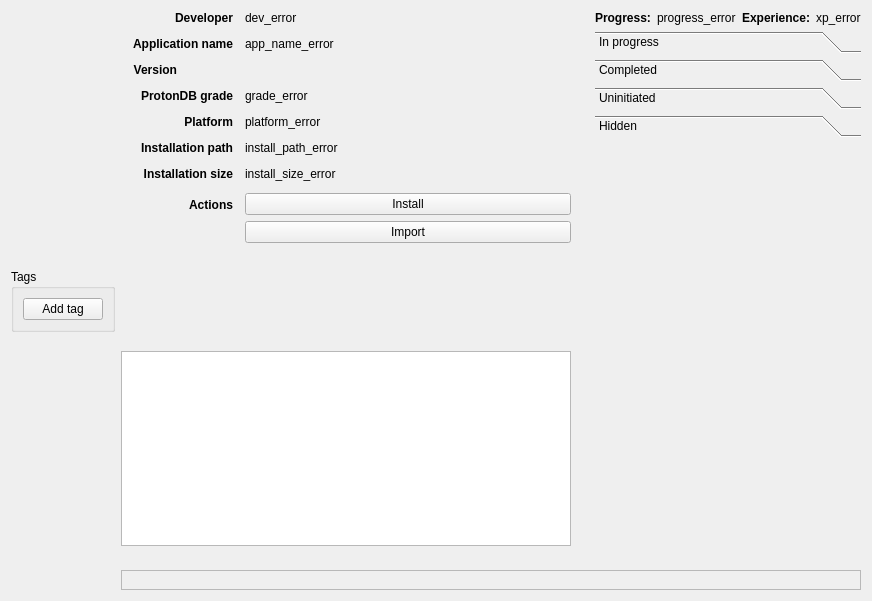
Old version of the form rare/ui/components/tabs/library/details/details.ui in the repository RareDevs/Rare.
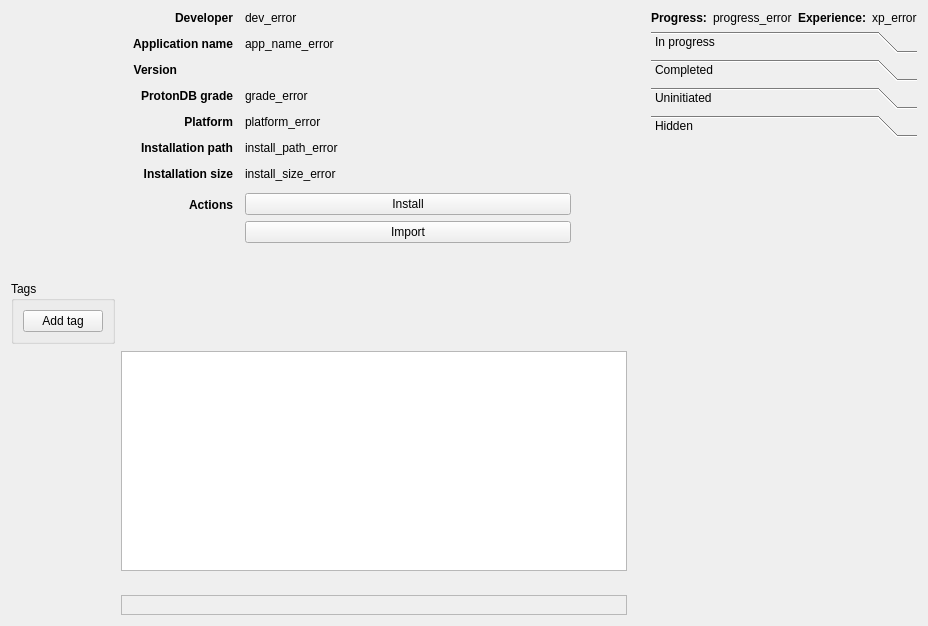
New version of the form. The open tabs and pages were chosen to show the change.

Commit message: Game|StoreDetails: repartition space to make the achievements panel not fully expand on fullscreen

What changed in the file:
```diff
--- a/rare/ui/components/tabs/library/details/details.ui
+++ b/rare/ui/components/tabs/library/details/details.ui
@@ -6,8 +6,8 @@
    <rect>
     <x>0</x>
     <y>0</y>
-    <width>870</width>
-    <height>601</height>
+    <width>928</width>
+    <height>626</height>
    </rect>
   </property>
   <property name="windowTitle">
@@ -53,11 +53,11 @@
     </layout>
    </item>
    <item>
-    <layout class="QGridLayout" name="right_layout" rowstretch="0,1,0,0" columnstretch="0,1">
+    <layout class="QGridLayout" name="right_layout" rowstretch="0,1,0" columnstretch="0,1,2">
      <property name="spacing">
       <number>24</number>
      </property>
-     <item row="1" column="0">
+     <item row="1" column="0" colspan="2">
       <widget class="QTextBrowser" name="description_field">
        <property name="minimumSize">
         <size>
@@ -70,142 +70,6 @@
        </property>
       </widget>
      </item>
-     <item row="2" column="0" rowspan="2" colspan="2">
-      <widget class="QFrame" name="requirements_group">
-       <property name="frameShape">
-        <enum>QFrame::Shape::StyledPanel</enum>
-       </property>
-       <property name="frameShadow">
-        <enum>QFrame::Shadow::Sunken</enum>
-       </property>
-       <layout class="QHBoxLayout" name="requirements_layout"/>
-      </widget>
-     </item>
-     <item row="0" column="1" rowspan="2">
-      <widget class="QWidget" name="achievements_group" native="true">
-       <layout class="QVBoxLayout" name="achievements_layout">
-        <property name="leftMargin">
-         <number>0</number>
-        </property>
-        <property name="topMargin">
-         <number>0</number>
-        </property>
-        <property name="rightMargin">
-         <number>0</number>
-        </property>
-        <property name="bottomMargin">
-         <number>0</number>
-        </property>
-        <item>
-         <layout class="QHBoxLayout" name="achievement_stats_layout" stretch="0,1,0,1">
-          <property name="leftMargin">
-           <number>0</number>
-          </property>
-          <property name="rightMargin">
-           <number>0</number>
-          </property>
-          <item>
-           <widget class="QLabel" name="progress_label">
-            <property name="font">
-             <font>
-              <bold>true</bold>
-             </font>
-            </property>
-            <property name="text">
-             <string>Progress:</string>
-            </property>
-           </widget>
-          </item>
-          <item>
-           <widget class="QLabel" name="progress_field">
-            <property name="text">
-             <string>progress_error</string>
-            </property>
-           </widget>
-          </item>
-          <item>
-           <widget class="QLabel" name="exp_label">
-            <property name="font">
-             <font>
-              <bold>true</bold>
-             </font>
-            </property>
-            <property name="text">
-             <string>Experience:</string>
-            </property>
-           </widget>
-          </item>
-          <item>
-           <widget class="QLabel" name="exp_field">
-            <property name="text">
-             <string>xp_error</string>
-            </property>
-           </widget>
-          </item>
-         </layout>
-        </item>
-        <item>
-         <widget class="QToolBox" name="achievements_toolbox">
-          <property name="currentIndex">
-           <number>0</number>
-          </property>
-          <widget class="QWidget" name="ach_progress_page">
-           <property name="geometry">
-            <rect>
-             <x>0</x>
-             <y>0</y>
-             <width>274</width>
-             <height>417</height>
-            </rect>
-           </property>
-           <attribute name="label">
-            <string>In progress</string>
-           </attribute>
-          </widget>
-          <widget class="QWidget" name="ach_completed_page">
-           <property name="geometry">
-            <rect>
-             <x>0</x>
-             <y>0</y>
-             <width>274</width>
-             <height>417</height>
-            </rect>
-           </property>
-           <attribute name="label">
-            <string>Completed</string>
-           </attribute>
-          </widget>
-          <widget class="QWidget" name="ach_uninitiated_page">
-           <property name="geometry">
-            <rect>
-             <x>0</x>
-             <y>0</y>
-             <width>274</width>
-             <height>417</height>
-            </rect>
-           </property>
-           <attribute name="label">
-            <string>Uninitiated</string>
-           </attribute>
-          </widget>
-          <widget class="QWidget" name="ach_hidden_page">
-           <property name="geometry">
-            <rect>
-             <x>0</x>
-             <y>0</y>
-             <width>274</width>
-             <height>417</height>
-            </rect>
-           </property>
-           <attribute name="label">
-            <string>Hidden</string>
-           </attribute>
-          </widget>
-         </widget>
-        </item>
-       </layout>
-      </widget>
-     </item>
      <item row="0" column="0">
       <widget class="QWidget" name="details_widget" native="true">
        <property name="sizePolicy">
@@ -693,6 +557,167 @@
        </layout>
       </widget>
      </item>
+     <item row="0" column="1">
+      <spacer name="right_layout_spacer">
+       <property name="orientation">
+        <enum>Qt::Orientation::Horizontal</enum>
+       </property>
+       <property name="sizeHint" stdset="0">
+        <size>
+         <width>0</width>
+         <height>0</height>
+        </size>
+       </property>
+      </spacer>
+     </item>
+     <item row="2" column="0" colspan="2" alignment="Qt::AlignmentFlag::AlignBottom">
+      <widget class="QFrame" name="requirements_frame">
+       <property name="sizePolicy">
+        <sizepolicy hsizetype="Preferred" vsizetype="Fixed">
+         <horstretch>0</horstretch>
+         <verstretch>0</verstretch>
+        </sizepolicy>
+       </property>
+       <property name="frameShape">
+        <enum>QFrame::Shape::StyledPanel</enum>
+       </property>
+       <property name="frameShadow">
+        <enum>QFrame::Shadow::Sunken</enum>
+       </property>
+       <layout class="QHBoxLayout" name="requirements_layout"/>
+      </widget>
+     </item>
+     <item row="0" column="2" rowspan="3">
+      <widget class="QWidget" name="achievements_group" native="true">
+       <property name="sizePolicy">
+        <sizepolicy hsizetype="Minimum" vsizetype="Preferred">
+         <horstretch>0</horstretch>
+         <verstretch>0</verstretch>
+        </sizepolicy>
+       </property>
+       <layout class="QVBoxLayout" name="achievements_layout">
+        <property name="leftMargin">
+         <number>0</number>
+        </property>
+        <property name="topMargin">
+         <number>0</number>
+        </property>
+        <property name="rightMargin">
+         <number>0</number>
+        </property>
+        <property name="bottomMargin">
+         <number>0</number>
+        </property>
+        <item>
+         <layout class="QHBoxLayout" name="achievement_stats_layout" stretch="0,1,0,1">
+          <property name="leftMargin">
+           <number>0</number>
+          </property>
+          <property name="rightMargin">
+           <number>0</number>
+          </property>
+          <item>
+           <widget class="QLabel" name="progress_label">
+            <property name="font">
+             <font>
+              <bold>true</bold>
+             </font>
+            </property>
+            <property name="text">
+             <string>Progress:</string>
+            </property>
+           </widget>
+          </item>
+          <item>
+           <widget class="QLabel" name="progress_field">
+            <property name="text">
+             <string>progress_error</string>
+            </property>
+           </widget>
+          </item>
+          <item>
+           <widget class="QLabel" name="exp_label">
+            <property name="font">
+             <font>
+              <bold>true</bold>
+             </font>
+            </property>
+            <property name="text">
+             <string>Experience:</string>
+            </property>
+           </widget>
+          </item>
+          <item>
+           <widget class="QLabel" name="exp_field">
+            <property name="text">
+             <string>xp_error</string>
+            </property>
+           </widget>
+          </item>
+         </layout>
+        </item>
+        <item>
+         <widget class="QToolBox" name="achievements_toolbox">
+          <property name="currentIndex">
+           <number>3</number>
+          </property>
+          <widget class="QWidget" name="ach_progress_page">
+           <property name="geometry">
+            <rect>
+             <x>0</x>
+             <y>0</y>
+             <width>297</width>
+             <height>472</height>
+            </rect>
+           </property>
+           <attribute name="label">
+            <string>In progress</string>
+           </attribute>
+          </widget>
+          <widget class="QWidget" name="ach_completed_page">
+           <property name="geometry">
+            <rect>
+             <x>0</x>
+             <y>0</y>
+             <width>297</width>
+             <height>472</height>
+            </rect>
+           </property>
+           <attribute name="label">
+            <string>Completed</string>
+           </attribute>
+          </widget>
+          <widget class="QWidget" name="ach_uninitiated_page">
+           <property name="geometry">
+            <rect>
+             <x>0</x>
+             <y>0</y>
+             <width>297</width>
+             <height>472</height>
+            </rect>
+           </property>
+           <attribute name="label">
+            <string>Uninitiated</string>
+           </attribute>
+          </widget>
+          <widget class="QWidget" name="ach_hidden_page">
+           <property name="geometry">
+            <rect>
+             <x>0</x>
+             <y>0</y>
+             <width>297</width>
+             <height>472</height>
+            </rect>
+           </property>
+           <attribute name="label">
+            <string>Hidden</string>
+           </attribute>
+          </widget>
+         </widget>
+        </item>
+       </layout>
+      </widget>
+     </item>
     </layout>
    </item>
   </layout>
```
The commit also changes 6 other files.
